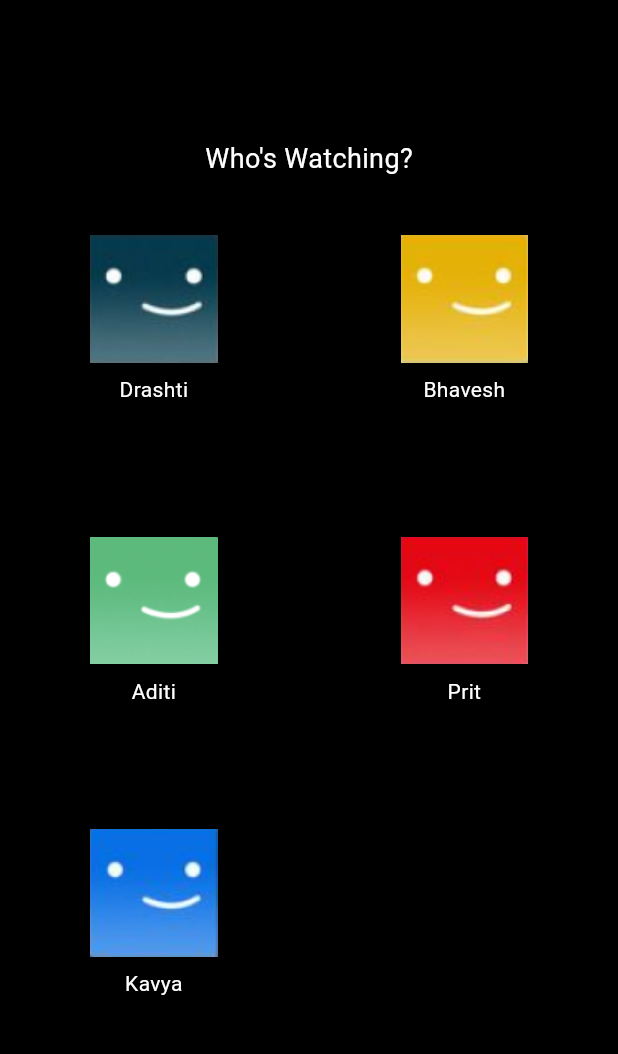
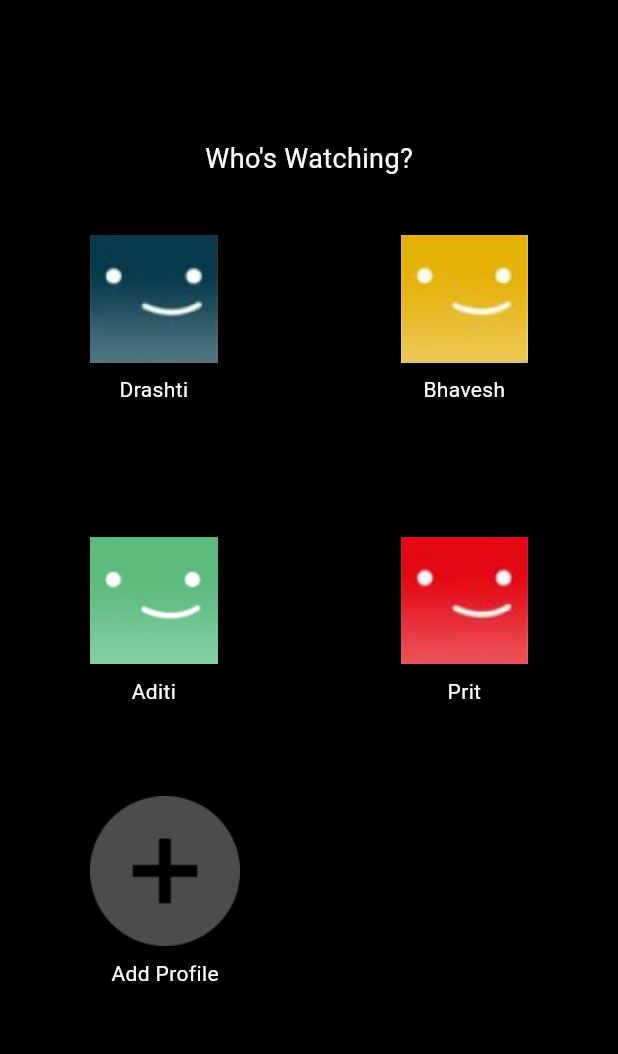
Before and after one commit to DamisolaT/NetflixApp, a Flutter app: the WhoWatchingPage screen opened directly, on a phone screen of 412 x 824 dp, the part 65-1119 px from its top. Run offline on Flutter 3.47's test engine with Material 3 defaults, Android fonts, the phone set to English and light mode, and no system bars.

```diff
--- a/lib/auth/sign_in_page.dart
+++ b/lib/auth/sign_in_page.dart
@@ -1,7 +1,8 @@
 import 'package:flutter/material.dart';
 import 'package:netflix/auth/who_watching_page.dart';
-import 'package:netflix/widgets/get_started_button.dart';
-import 'package:netflix/widgets/textformfield.dart';
+import 'package:netflix/shared/widgets/get_started_button.dart';
+import 'package:netflix/shared/widgets/textformfield.dart';
+
 
 class SignInPage extends StatelessWidget {
   const SignInPage({super.key});
--- a/lib/auth/who_watching_page.dart
+++ b/lib/auth/who_watching_page.dart
@@ -112,7 +112,7 @@ class WhoWatchingPage extends StatelessWidget {
                 ],
               ),
             ),
-            SizedBox(height: 82,),
+            SizedBox(height: 60,),
             Padding(
               padding: const EdgeInsets.symmetric(horizontal: 60),
               child: Row(
@@ -120,16 +120,16 @@ class WhoWatchingPage extends StatelessWidget {
                 children: [
                   Column(
                     children: [
-                      Image.asset("assets/images/kavya_img.png"),
-                      SizedBox(height: 8), // Space between image and text
-                      Text("Kavya",
+                      Image.asset("assets/images/add.png",height: 100, width: 100,),
+                      SizedBox(height: 8),
+                      Text("Add Profile",
                         style: TextStyle(
                             color: Color(0xFFFFFFFF),
                             fontSize: 14
-                        ),
-                      ),
+                        ),)
                     ],
                   ),
+
                 ],
               ),
             ),
--- a/lib/dashboard/movies_page.dart
+++ b/lib/dashboard/movies_page.dart
@@ -1,6 +1,7 @@
 
 import 'package:flutter/material.dart';
-import 'package:netflix/widgets/movie_catelogs.dart';
+import 'package:netflix/shared/widgets/movie_catelogs.dart';
+
 
 class MoviesPage extends StatelessWidget {
   const MoviesPage({super.key});
--- a/lib/dashboard/unlimited_page.dart
+++ b/lib/dashboard/unlimited_page.dart
@@ -4,7 +4,7 @@ import 'package:netflix/onboard/get_started_page.dart';
 import 'package:netflix/auth/who_watching_page.dart';
 import 'package:netflix/shared/style/app_image.dart';
 import 'package:netflix/shared/widgets/get_started_button.dart';
-import 'package:netflix/widgets/get_started_button.dart';
+
 
 class UnlimitedPage extends StatelessWidget {
   const UnlimitedPage({super.key});
--- a/lib/onboard/get_started_page.dart
+++ b/lib/onboard/get_started_page.dart
@@ -1,8 +1,10 @@
 
 import 'package:flutter/material.dart';
 import 'package:netflix/auth/sign_in_page.dart';
-import 'package:netflix/widgets/get_started_button.dart';
-import 'package:netflix/widgets/textformfield.dart';
+import 'package:netflix/shared/widgets/get_started_button.dart';
+
+
+import '../shared/widgets/textformfield.dart';
 
 class GetStartedPage extends StatelessWidget {
   const GetStartedPage({super.key});
--- a/pubspec.yaml
+++ b/pubspec.yaml
@@ -35,6 +35,8 @@ dependencies:
   # The following adds the Cupertino Icons font to your application.
   # Use with the CupertinoIcons class for iOS style icons.
   cupertino_icons: ^1.0.8
+  firebase_core:
+
 
 dev_dependencies:
   flutter_test:
```
Also changed, not shown: assets/images/add.png (added), pubspec.lock, 2 other files.
